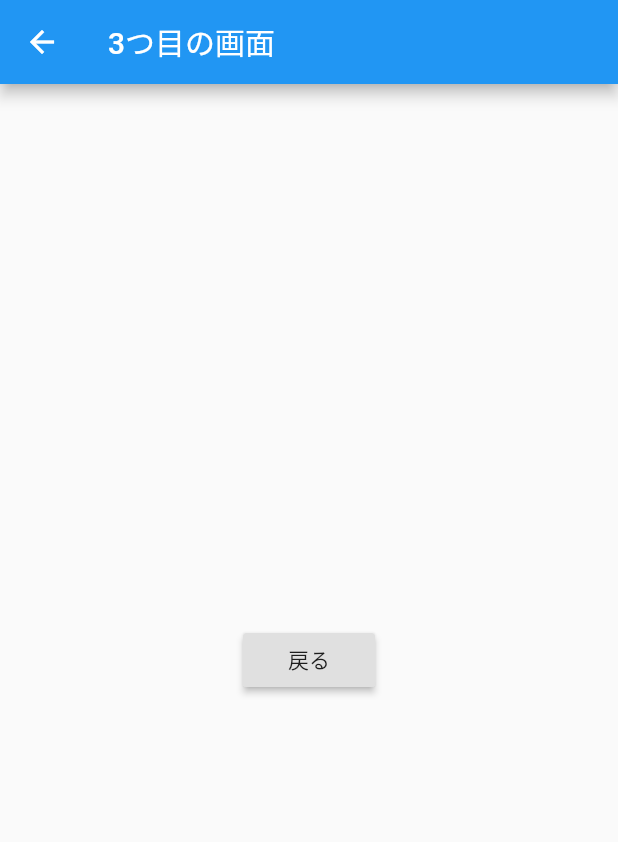
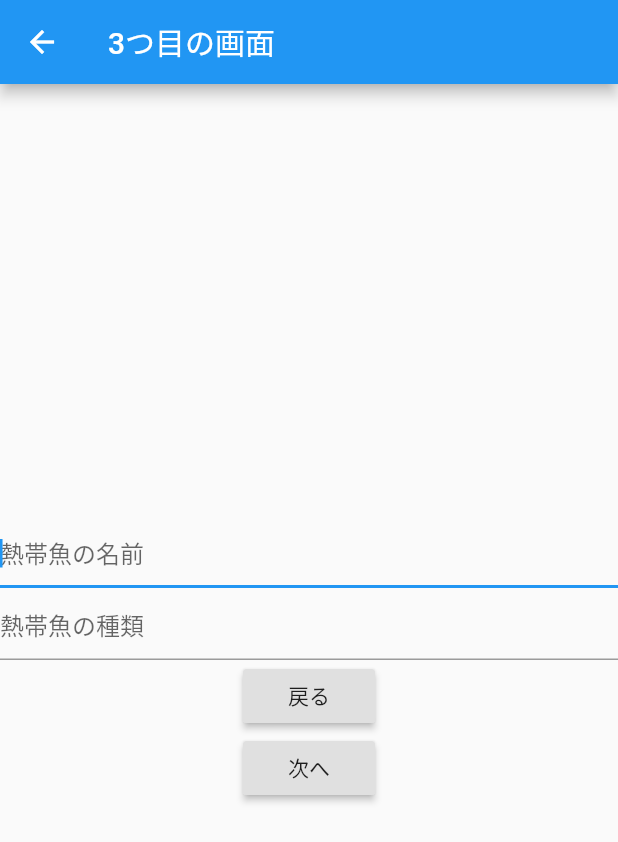
Before and after one commit to polysan/flutterMyApp, a Flutter app: the thirdPage screen opened directly, on a phone screen of 412 x 824 dp. Shown: the top 842 px of the screen. Run offline on Flutter 3.47's test engine with Material 2 defaults, Android fonts, the phone set to English and light mode, and no system bars.

```diff
--- a/lib/third_page.dart
+++ b/lib/third_page.dart
@@ -1,4 +1,5 @@
 import 'package:flutter/material.dart';
+import 'package:wolf/forth_page.dart';
 
 class thirdPage extends StatelessWidget {
   // NextPageを作るときにnameを入れるようにする
@@ -16,10 +17,31 @@ class thirdPage extends StatelessWidget {
         child: Column(
           mainAxisAlignment: MainAxisAlignment.center,
           children: [
+            const TextField(
+              autofocus: true,
+              decoration: InputDecoration(
+                hintText: '熱帯魚の名前'
+              ),
+            ),
+            TextFormField(
+              decoration: const InputDecoration(
+                  hintText: '熱帯魚の種類'
+              ),
+            ),
             RaisedButton(
               child: const Text('戻る'),
               onPressed: () {
                 Navigator.pop(context, '戻す値aaaaaa');
+              },
+            ),
+            RaisedButton(
+              child: const Text('次へ'),
+              onPressed: () async {
+                final result = await Navigator.push(
+                  context,
+                  MaterialPageRoute(
+                      builder: (context) => forthPage('次へ渡す値')),
+                );
               },
             ),
           ],
```
Also changed, not shown: lib/forth_page.dart (added, +29 -0 lines).
